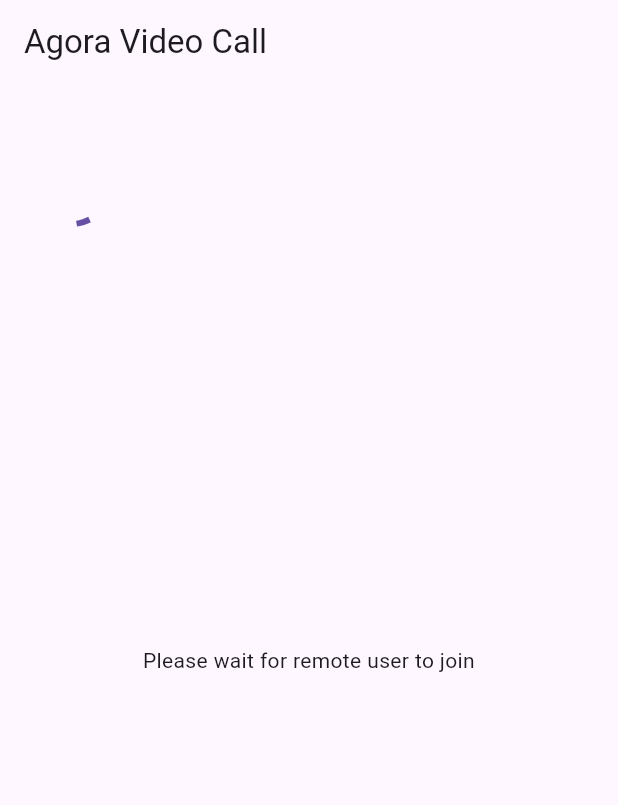
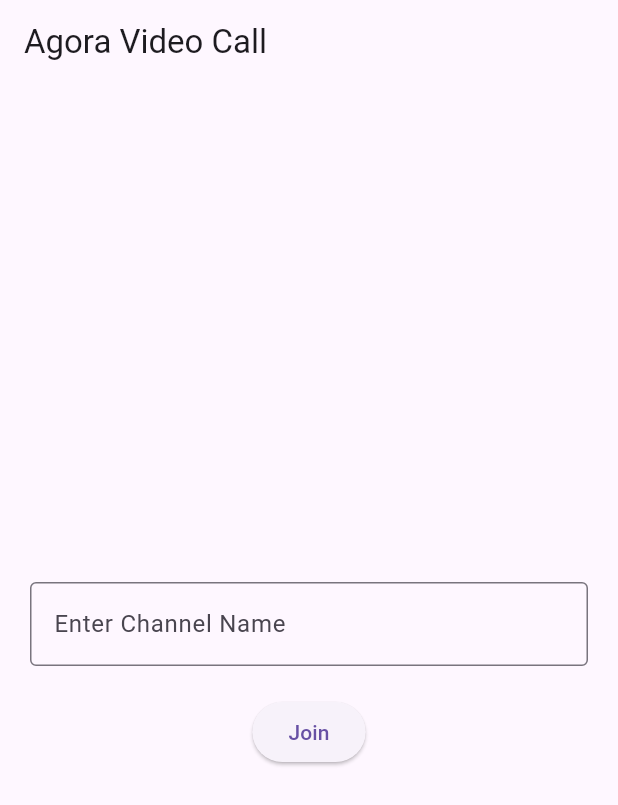
Before and after one commit to Bipin058/videocallusingagora, a Flutter app: the screen it shows after launch, on a phone screen of 412 x 824 dp. Shown: the top 805 px of the screen. Run offline on Flutter 3.47's test engine with Material 3 defaults, Android fonts, the phone set to English and light mode, and no system bars; our stand-ins replace permission_handler; missing offline and left inert: agora_rtc_engine.

Commit message:
updated the main file to include channel

```diff
--- a/lib/main.dart
+++ b/lib/main.dart
@@ -1,31 +1,102 @@
 import 'dart:async';
-
 import 'package:agora_rtc_engine/agora_rtc_engine.dart';
 import 'package:flutter/material.dart';
 import 'package:permission_handler/permission_handler.dart';
 
-void main() => runApp(MyApp());
+void main() => runApp(const MyApp());
 
-// Fill in the app ID obtained from the Agora Console
-const appId = "9f3af90129574b278fc6c17d634807d1";
-// Fill in the temporary token generated from Agora Console
-const token = "007eJxTYLj9Yi/HitAsJznL+3M4d308XyLl0zfjfdJijoQ797yTrhxRYLBMM05MszQwNLI0NTdJMjK3SEs2SzY0TzEzNrEwME8x/BTukd4QyMgw3fwNKyMDBIL47AwlqcUlmXnpDAwABjAhxg==";
-// Fill in the channel name you used to generate the token
-const channel = "testing";
+// Fill in the App ID obtained from the Agora Console
+const appId = "f960e725feac454f8cba4633f5347af8"; // Replace with your Agora App ID
 
 // Application class
-class MyApp extends StatefulWidget {
+class MyApp extends StatelessWidget {
   const MyApp({Key? key}) : super(key: key);
 
   @override
-  _MyAppState createState() => _MyAppState();
+  Widget build(BuildContext context) {
+    return MaterialApp(
+      debugShowCheckedModeBanner: false,
+      home: HomePage(),
+    );
+  }
 }
 
-// Application state class
-class _MyAppState extends State<MyApp> {
+// Home page for creating/joining a channel
+class HomePage extends StatefulWidget {
+  const HomePage({Key? key}) : super(key: key);
+
+  @override
+  State<HomePage> createState() => _HomePageState();
+}
+
+class _HomePageState extends State<HomePage> {
+  final TextEditingController _channelController = TextEditingController();
+  bool _validateError = false;
+
+  @override
+  Widget build(BuildContext context) {
+    return Scaffold(
+      appBar: AppBar(
+        title: const Text('Agora Video Call'),
+      ),
+      body: Center(
+        child: Column(
+          mainAxisAlignment: MainAxisAlignment.center,
+          children: [
+            // Channel name input
+            Padding(
+              padding: const EdgeInsets.all(20.0),
+              child: TextField(
+                controller: _channelController,
+                decoration: InputDecoration(
+                  errorText: _validateError ? 'Channel name is mandatory' : null,
+                  border: const OutlineInputBorder(),
+                  hintText: 'Enter Channel Name',
+                ),
+              ),
+            ),
+            // Join button
+            ElevatedButton(
+              onPressed: () {
+                setState(() {
+                  _channelController.text.isEmpty
+                      ? _validateError = true
+                      : _validateError = false;
+                });
+                if (!_validateError) {
+                  Navigator.push(
+                    context,
+                    MaterialPageRoute(
+                      builder: (context) => VideoCallPage(
+                        channelName: _channelController.text,
+                      ),
+                    ),
+                  );
+                }
+              },
+              child: const Text('Join'),
+            ),
+          ],
+        ),
+      ),
+    );
+  }
+}
+
+// Video call page
+class VideoCallPage extends StatefulWidget {
+  final String channelName;
+
+  const VideoCallPage({Key? key, required this.channelName}) : super(key: key);
+
+  @override
+  _VideoCallPageState createState() => _VideoCallPageState();
+}
+
+class _VideoCallPageState extends State<VideoCallPage> {
   int? _remoteUid; // The UID of the remote user
   bool _localUserJoined = false; // Indicates whether the local user has joined the channel
-  late RtcEngine _engine; // The RtcEngine instances
+  late RtcEngine _engine; // The RtcEngine instance
 
   @override
   void initState() {
@@ -34,65 +105,58 @@ class _MyAppState extends State<MyApp> {
   }
 
   Future<void> initAgora() async {
-    // Get microphone and camera permissions
+    // Request permissions for microphone and camera
     await [Permission.microphone, Permission.camera].request();
 
-    // Create RtcEngine instance
+    // Create the RtcEngine instance
     _engine = await createAgoraRtcEngine();
 
-    // Initialize RtcEngine and set the channel profile to live broadcasting
+    // Initialize the RtcEngine
     await _engine.initialize(const RtcEngineContext(
       appId: appId,
       channelProfile: ChannelProfileType.channelProfileCommunication,
     ));
 
-    // Add an event handler
+    // Register event handlers
     _engine.registerEventHandler(
       RtcEngineEventHandler(
-        // Occurs when the local user joins the channel successfully
         onJoinChannelSuccess: (RtcConnection connection, int elapsed) {
-          debugPrint('local user ' + connection.localUid.toString() + ' joined');
+          debugPrint('local user joined: ${connection.localUid}');
           setState(() {
             _localUserJoined = true;
           });
         },
-        // Occurs when a remote user join the channel
         onUserJoined: (RtcConnection connection, int remoteUid, int elapsed) {
-          debugPrint("remote user $remoteUid joined");
+          debugPrint('remote user joined: $remoteUid');
           setState(() {
             _remoteUid = remoteUid;
           });
         },
-        // Occurs when a remote user leaves the channel
         onUserOffline: (RtcConnection connection, int remoteUid,
             UserOfflineReasonType reason) {
-          debugPrint("remote user $remoteUid left channel");
+          debugPrint('remote user left: $remoteUid');
           setState(() {
             _remoteUid = null;
           });
         },
       ),
     );
-    // Enable the video module
+
+    // Enable video
     await _engine.enableVideo();
-    // Enable local video preview
-    await _engine.startPreview();
-    // Join a channel using a temporary token and channel name
+
+    // Join the channel
     await _engine.joinChannel(
-      token: token,
-      channelId: channel,
+      token: "", // No token required
+      channelId: widget.channelName,
       options: const ChannelMediaOptions(
-        // Automatically subscribe to all video streams
         autoSubscribeVideo: true,
-        // Automatically subscribe to all audio streams
         autoSubscribeAudio: true,
-        // Publish camera video
         publishCameraTrack: true,
-        // Publish microphone audio
         publishMicrophoneTrack: true,
-        // Set user role to clientRoleBroadcaster (broadcaster) or clientRoleAudience (audience)
-        clientRoleType: ClientRoleType.clientRoleBroadcaster),
-      uid: 0, // When you set uid to 0, a user name is randomly generated by the engine
+        clientRoleType: ClientRoleType.clientRoleBroadcaster,
+      ),
+      uid: 0, // Generate a random UID
     );
   }
 
@@ -103,25 +167,19 @@ class _MyAppState extends State<MyApp> {
   }
 
   Future<void> _dispose() async {
-    // Leave the channel
     await _engine.leaveChannel();
-    // Release resources
     await _engine.release();
   }
 
-  // Build the UI to display local and remote videos
   @override
   Widget build(BuildContext context) {
-    return MaterialApp(
-      home: Scaffold(
+    return Scaffold(
       appBar: AppBar(
-          title: const Text('Agora Video Call'),
+        title: const Text('Video Call'),
       ),
       body: Stack(
         children: [
-            Center(
-              child: _remoteVideo(),
-            ),
+          Center(child: _remoteVideo()),
           Align(
             alignment: Alignment.topLeft,
             child: SizedBox(
@@ -141,18 +199,17 @@ class _MyAppState extends State<MyApp> {
           ),
         ],
       ),
-      ),
     );
   }
 
-  // Widget to display remote video
+  // Remote video widget
   Widget _remoteVideo() {
     if (_remoteUid != null) {
       return AgoraVideoView(
         controller: VideoViewController.remote(
           rtcEngine: _engine,
           canvas: VideoCanvas(uid: _remoteUid),
-          connection: const RtcConnection(channelId: channel),
+          connection: RtcConnection(channelId: widget.channelName),
         ),
       );
     } else {
```
Also changed, not shown: pubspec.lock. Lines whose indentation alone changed are shown as unchanged.
